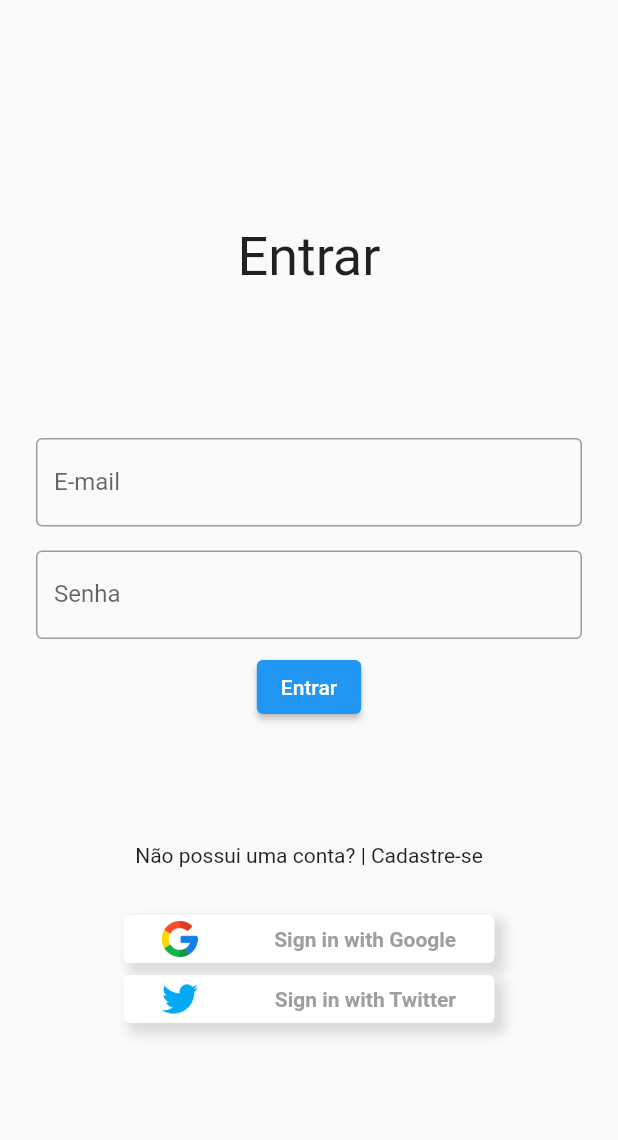
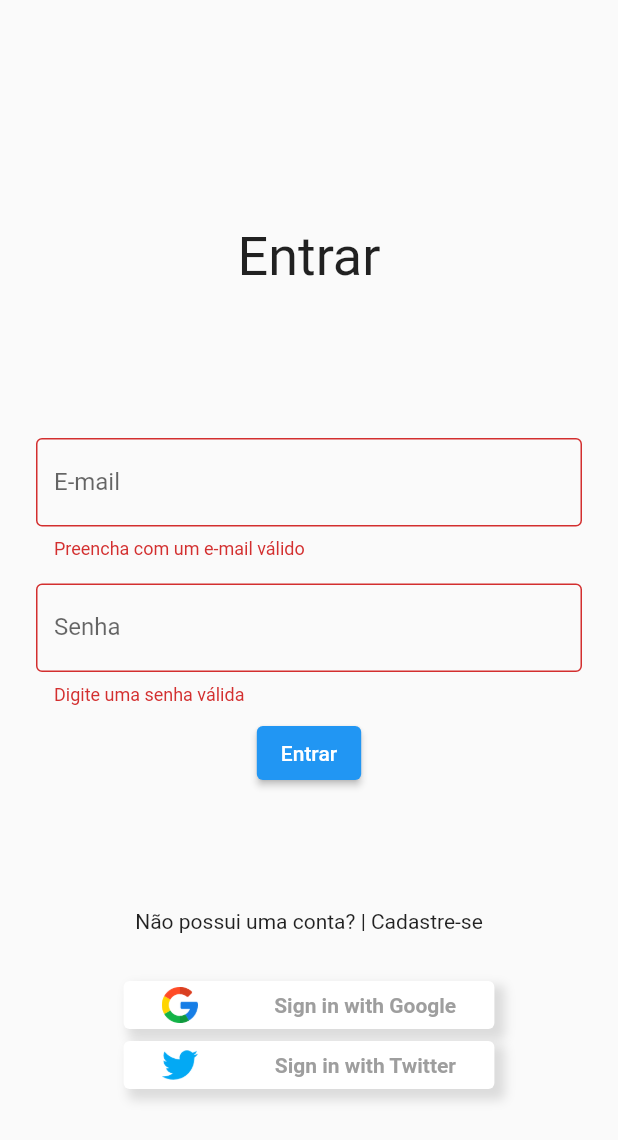
Before and after one commit to tamirfaria/level-up-03, a Flutter app: the SignInPage screen opened directly, after a tap on "Entrar", on a phone screen of 412 x 824 dp. Shown: the top 1140 px of the screen. Run offline on Flutter 3.47's test engine with Material 2 defaults, Android fonts, the light colour scheme and no system bars; our stand-ins replace mask_text_input_formatter.

Commit message:
feat: add SignInPage form validator

```diff
--- a/lib/modules/sign_in/sign_in_page.dart
+++ b/lib/modules/sign_in/sign_in_page.dart
@@ -10,10 +10,15 @@
 }
 
 class _SignInPageState extends State<SignInPage> {
+  final GlobalKey<FormState> _formKey = GlobalKey<FormState>();
   @override
   Widget build(BuildContext context) {
     return Scaffold(
       body: SingleChildScrollView(
+        child: Builder(
+          builder: (context) => Center(
+            child: Form(
+              key: _formKey,
               child: Padding(
                 padding: const EdgeInsets.only(top: 150),
                 child: Column(
@@ -27,33 +32,43 @@
                       ),
                     ),
                     const SizedBox(height: 100.0),
-              const Padding(
-                padding: EdgeInsets.only(
+                    Padding(
+                      padding: const EdgeInsets.only(
                         left: 24.0,
                         right: 24.0,
                         bottom: 16.0,
                       ),
-                child: TextField(
-                  decoration: InputDecoration(
+                      child: TextFormField(
+                        decoration: const InputDecoration(
                           hintText: "Insira seu e-mail",
                           labelText: "E-mail",
                           border: OutlineInputBorder(),
                         ),
+                        validator: (value) {
+                          if (value!.isEmpty || value.length < 5) {
+                            return "Preencha com um e-mail válido";
+                          }
+                        },
                         keyboardType: TextInputType.emailAddress,
                       ),
                     ),
-              const Padding(
-                padding: EdgeInsets.only(
+                    Padding(
+                      padding: const EdgeInsets.only(
                         left: 24.0,
                         right: 24.0,
                         bottom: 8.0,
                       ),
-                child: TextField(
-                  decoration: InputDecoration(
+                      child: TextFormField(
+                        decoration: const InputDecoration(
                           hintText: "Insira sua senha",
                           labelText: "Senha",
                           border: OutlineInputBorder(),
                         ),
+                        validator: (value) {
+                          if (value!.isEmpty || value.length < 5) {
+                            return "Digite uma senha válida";
+                          }
+                        },
                         keyboardType: TextInputType.visiblePassword,
                         obscureText: true,
                       ),
@@ -62,7 +77,11 @@
                       mainAxisAlignment: MainAxisAlignment.center,
                       children: [
                         ElevatedButton(
-                    onPressed: () {},
+                          onPressed: () {
+                            if (!_formKey.currentState!.validate()) {
+                              return;
+                            }
+                          },
                           child: const Text("Entrar"),
                         ),
                       ],
@@ -83,6 +102,9 @@
                 ),
               ),
             ),
+          ),
+        ),
+      ),
     );
   }
 }
```
Lines whose indentation alone changed are shown as unchanged.
